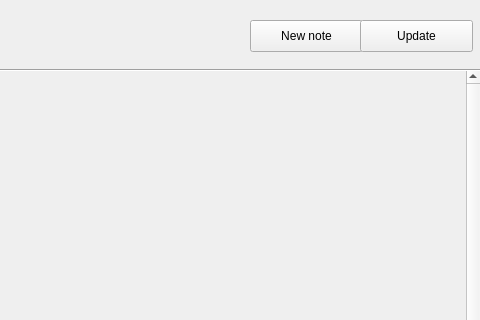
This is mainWindow.ui in volotovanastasia/flashcards as Qt 5 draws it before an edit; both pictures show x 320 to 800 and y 0 to 320 of the 800 by 600 pixel window. The edited form follows.
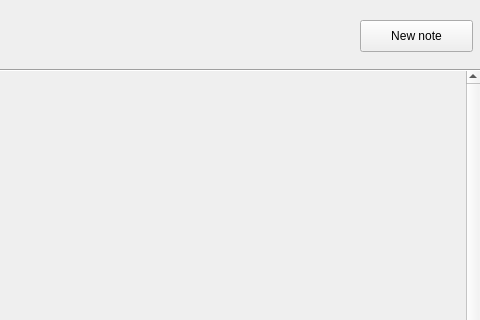
This is the edited form.

```diff
--- a/mainWindow.ui
+++ b/mainWindow.ui
@@ -49,7 +49,7 @@
    <widget class="QPushButton" name="newNotePushButton">
     <property name="geometry">
      <rect>
-      <x>570</x>
+      <x>680</x>
       <y>20</y>
       <width>113</width>
       <height>32</height>
@@ -88,19 +88,6 @@
      <enum>Qt::Horizontal</enum>
     </property>
    </widget>
-   <widget class="QPushButton" name="updatePushButton">
-    <property name="geometry">
-     <rect>
-      <x>680</x>
-      <y>20</y>
-      <width>113</width>
-      <height>32</height>
-     </rect>
-    </property>
-    <property name="text">
-     <string>Update</string>
-    </property>
-   </widget>
   </widget>
   <widget class="QMenuBar" name="menubar">
    <property name="geometry">
```
